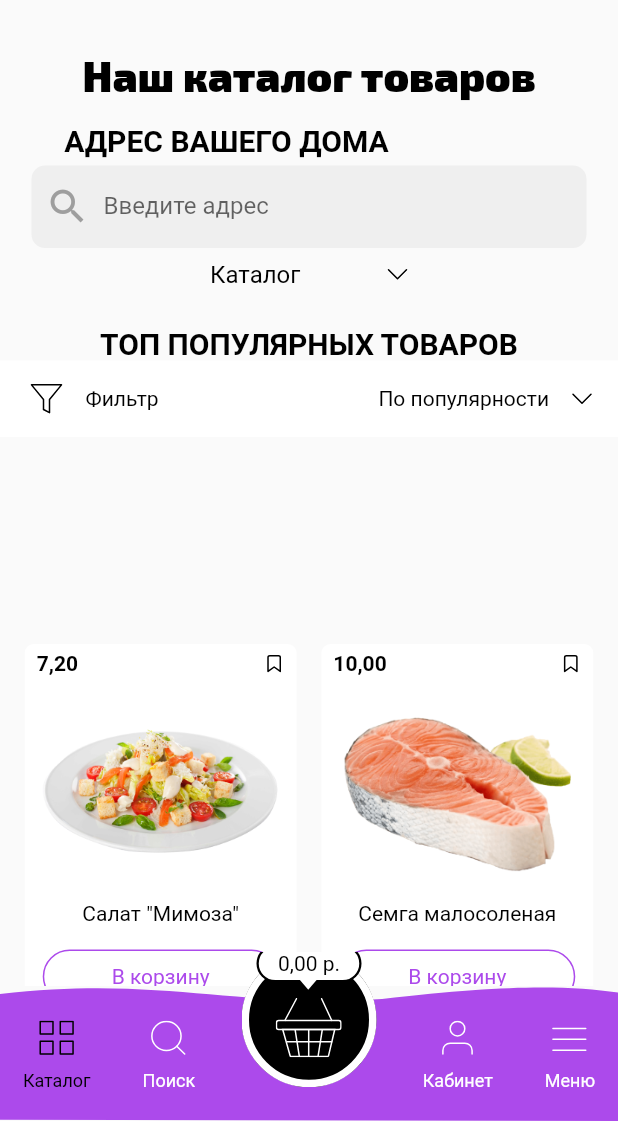
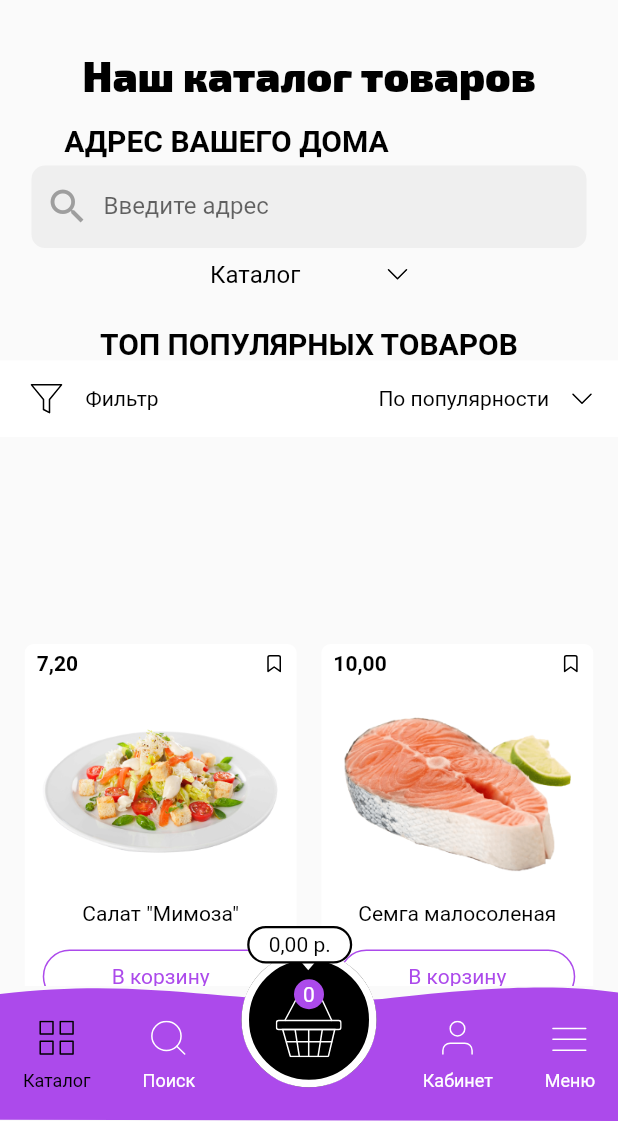
Before and after one commit to guvanch07/emelya, a Flutter app: the screen it shows after launch, after a tap on "Main", on a phone screen of 412 x 824 dp, the part 115-1236 px from its top. Run offline on Flutter 3.47's test engine with Material 2 defaults, Android fonts, the phone set to English and light mode, and no system bars; drawn by our look-alikes of expandable; our stand-ins replace another_carousel_pro, flutter_svg, fluttertoast, font_awesome_flutter, google_fonts, sizer; Roboto replaces fonts that are missing (Arial).

Commit message:
kostyl' dlya price counter

```diff
--- a/lib/main.dart
+++ b/lib/main.dart
@@ -236,17 +236,30 @@ class _AppState extends State<App> {
             //     ),
             //   ),
             // ),
+
             Center(
               heightFactor: 0.5,
               child: GestureDetector(
                 onTap: () {
-                  OrderList();
+                  Navigator.of(context).push(
+                    MaterialPageRoute(builder: (_) => OrderList()),
+                  );
                 },
-                child: SizedBox(
-                  height: 120,
+                child:
+                    //ConstrainedBox(
+                    //constraints: BoxConstraints(minHeight: 90, minWidth: 90),
+                    Container(
+                  height: 90,
                   width: 90,
                   child: BasketButton(),
                 ),
+              ),
+            ),
+            Positioned(
+              bottom: 105,
+              left: 40.w,
+              child: PriceCount(
+                count: 0,
               ),
             ),
           ],
--- a/lib/widgets/buttons/basket_button.dart
+++ b/lib/widgets/buttons/basket_button.dart
@@ -53,11 +53,15 @@ class _BasketButtonState extends State<BasketButton> {
           lineColor: AppColors.white,
           lineWidth: 5,
         ),
-        PriceCount(
-          count: _price,
-        ),
+        // Positioned(
+        //   top: 0,
+        //   left: 10,
+        //   child: PriceCount(
+        //     count: _price,
+        //   ),
+        // ),
         Positioned(
-          top: 18,
+          top: 5,
           left: 38.5,
           child: CustomPaint(
             painter: TrianglePainter(
@@ -115,8 +119,12 @@ class _BasketButtonRootState extends State<BasketButtonRoot> {
           left: 22.8,
           child: SvgPicture.asset('assets/icons/basket.svg'),
         ),
-        ItemCount(
+        Positioned(
+          top: 18,
+          left: 35,
+          child: ItemCount(
             count: widget.itemCount,
+          ),
         ),
       ],
     );
@@ -135,10 +143,9 @@ class ItemCount extends StatelessWidget {
   Widget build(BuildContext context) {
     dev.log('item count rebuilded');
 
-    return Positioned(
-      top: 20,
-      left: 90,
-      child: Container(
+    return Container(
+      width: 20,
+      height: 20,
       decoration: const BoxDecoration(
         color: AppColors.purple,
         borderRadius: BorderRadius.all(
@@ -148,13 +155,10 @@ class ItemCount extends StatelessWidget {
       child: Center(
         child: Text(
           count.toString(),
-            style: const TextStyle(
-              color: AppColors.white,
-              fontFamily: 'Arial',
-              fontSize: 14,
-              fontWeight: FontWeight.w400,
-            ),
-          ),
+          style: Theme.of(context)
+              .textTheme
+              .bodyText1
+              ?.copyWith(color: AppColors.white),
         ),
       ),
     );
@@ -173,12 +177,7 @@ class PriceCount extends StatelessWidget {
   Widget build(BuildContext context) {
     dev.log('item count rebuilded');
 
-    return Positioned(
-      top: -5,
-      left: 10,
-      child: Stack(
-        children: [
-          Container(
+    return Container(
       width: 70,
       height: 25,
       decoration: BoxDecoration(
@@ -193,9 +192,6 @@ class PriceCount extends StatelessWidget {
       child: Center(
         child: Text('${count.toPrice()} р.',
             style: Theme.of(context).textTheme.bodyText1),
-            ),
-          ),
-        ],
       ),
     );
   }
```
Lines whose indentation alone changed are shown as unchanged.
